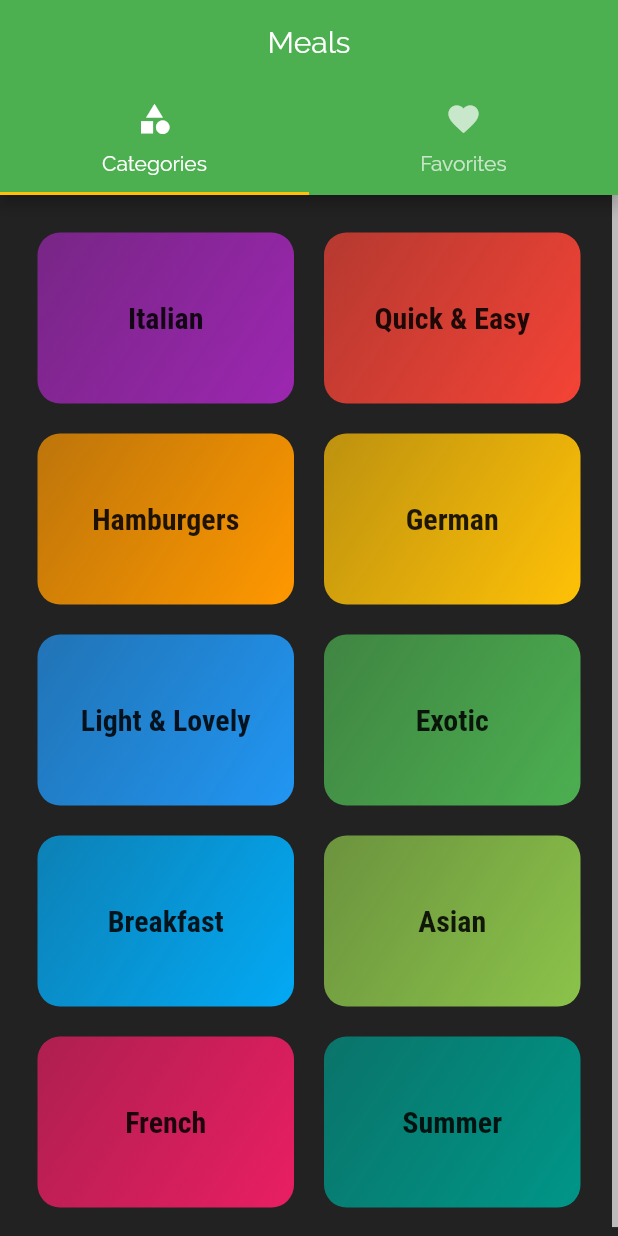
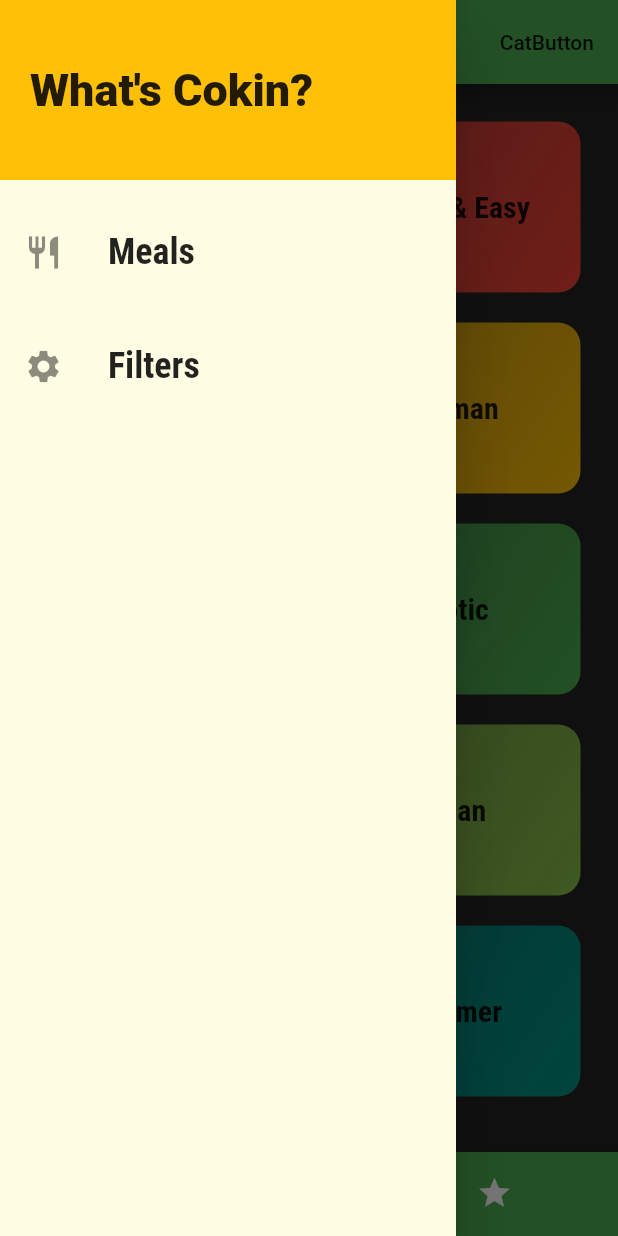
Before and after one commit to devesh0605/flutterMeals, a Flutter app: the screen it shows after launch, with the side drawer open (before the commit the screen has no drawer), on a phone screen of 412 x 824 dp. Run offline on Flutter 3.47's test engine with Material 2 defaults, Android fonts, the light colour scheme and no system bars.

Commit message:
added drawers

```diff
--- a/lib/main.dart
+++ b/lib/main.dart
@@ -1,4 +1,5 @@
 import 'package:flutter/material.dart';
+import 'package:flutter_meals/screens/bottom_tab_bar.dart';
 import 'package:flutter_meals/screens/categories.dart';
 import 'package:flutter_meals/screens/category_meals.dart';
 import 'package:flutter_meals/screens/tabs_screen.dart';
@@ -32,7 +33,8 @@ class MyApp extends StatelessWidget {
             )),
       ),
       debugShowCheckedModeBanner: false,
-      home: TabScreen(),
+      home: BottomTabBar(),
+      //home: TabScreen(),
       //initialRoute: '/',
       // routes: {
       //   '/': (context) => CategoriesScreen(),
--- /dev/null
+++ b/lib/screens/bottom_tab_bar.dart
@@ -0,0 +1,83 @@
+import 'package:flutter/material.dart';
+import 'package:flutter_meals/screens/categories.dart';
+import 'package:flutter_meals/screens/favorites.dart';
+import 'package:flutter_meals/widgets/custom_drawer.dart';
+
+class BottomTabBar extends StatefulWidget {
+  @override
+  _BottomTabBarState createState() => _BottomTabBarState();
+}
+
+class _BottomTabBarState extends State<BottomTabBar> {
+  final List<Map<String, dynamic>> _pages = [
+    {
+      'title': 'Categories',
+      'pages': CategoriesScreen(),
+      'actions': [
+        FlatButton(
+          onPressed: () {},
+          child: Text('CatButton'),
+        ),
+      ],
+    },
+    {
+      'pages': Favorites(),
+      'title': 'Favorites',
+      'actions': [
+        FlatButton(
+          child: Row(
+            children: [
+              Icon(Icons.category),
+              SizedBox(
+                width: 5,
+              ),
+              Text('Categories'),
+            ],
+          ),
+          onPressed: () {},
+        ),
+      ],
+    },
+  ];
+
+  int _selectedPageIndex = 0;
+
+  void _selectPage(int index) {
+    setState(() {
+      _selectedPageIndex = index;
+    });
+  }
+
+  @override
+  Widget build(BuildContext context) {
+    return Scaffold(
+      backgroundColor: Colors.black87,
+      appBar: AppBar(
+        title: Text(_pages[_selectedPageIndex]['title']),
+        actions: _pages[_selectedPageIndex]['actions'],
+      ),
+      drawer: CustomDrawer(),
+      body: _pages[_selectedPageIndex]['pages'],
+      bottomNavigationBar: BottomNavigationBar(
+        onTap: _selectPage,
+        backgroundColor: Theme.of(context).primaryColor,
+        unselectedItemColor: Colors.white,
+        selectedItemColor: Colors.black87,
+        currentIndex: _selectedPageIndex,
+        type: BottomNavigationBarType.shifting,
+        items: [
+          BottomNavigationBarItem(
+            backgroundColor: Theme.of(context).primaryColor,
+            icon: Icon(Icons.category),
+            label: 'Categories',
+          ),
+          BottomNavigationBarItem(
+            backgroundColor: Theme.of(context).primaryColor,
+            icon: Icon(Icons.star),
+            label: 'Favorites',
+          ),
+        ],
+      ),
+    );
+  }
+}
--- /dev/null
+++ b/lib/screens/filters_screen.dart
@@ -0,0 +1,13 @@
+import 'package:flutter/material.dart';
+
+class FiltersScreen extends StatelessWidget {
+  @override
+  Widget build(BuildContext context) {
+    return Scaffold(
+      appBar: AppBar(),
+      body: Center(
+        child: Text('Favorites'),
+      ),
+    );
+  }
+}
--- /dev/null
+++ b/lib/widgets/custom_drawer.dart
@@ -0,0 +1,71 @@
+import 'package:flutter/material.dart';
+import 'package:flutter_meals/screens/bottom_tab_bar.dart';
+import 'package:flutter_meals/screens/filters_screen.dart';
+
+class CustomDrawer extends StatelessWidget {
+  Widget reptile({String title, IconData iconData, Function function}) {
+    return ListTile(
+      leading: Icon(
+        iconData,
+        size: 26,
+      ),
+      title: Text(
+        title,
+        style: TextStyle(
+            fontFamily: 'RobotoCondensed',
+            fontSize: 24,
+            fontWeight: FontWeight.w700),
+      ),
+      onTap: function,
+    );
+  }
+
+  @override
+  Widget build(BuildContext context) {
+    return Drawer(
+      child: Column(
+        children: [
+          Container(
+            height: 120,
+            width: double.infinity,
+            padding: EdgeInsets.all(20),
+            color: Theme.of(context).accentColor,
+            alignment: Alignment.centerLeft,
+            child: Text(
+              'What\'s Cokin?',
+              style: TextStyle(
+                fontWeight: FontWeight.w900,
+                fontSize: 30,
+                color: Colors.black87,
+              ),
+            ),
+          ),
+          SizedBox(
+            height: 20,
+          ),
+          reptile(
+            title: 'Meals',
+            iconData: Icons.restaurant,
+            function: () {
+              Navigator.push(context, MaterialPageRoute(builder: (context) {
+                return BottomTabBar();
+              }));
+            },
+          ),
+          SizedBox(
+            height: 20,
+          ),
+          reptile(
+            title: 'Filters',
+            iconData: Icons.settings,
+            function: () {
+              Navigator.push(context, MaterialPageRoute(builder: (context) {
+                return FiltersScreen();
+              }));
+            },
+          ),
+        ],
+      ),
+    );
+  }
+}
```
